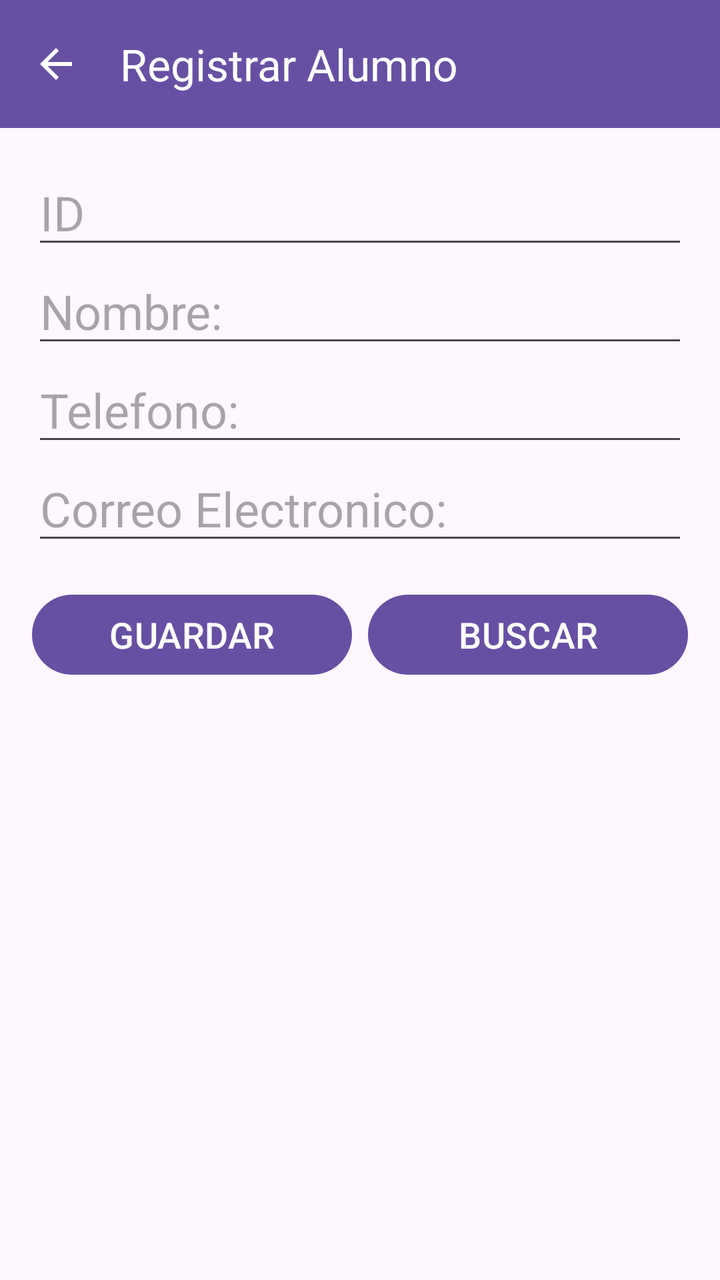
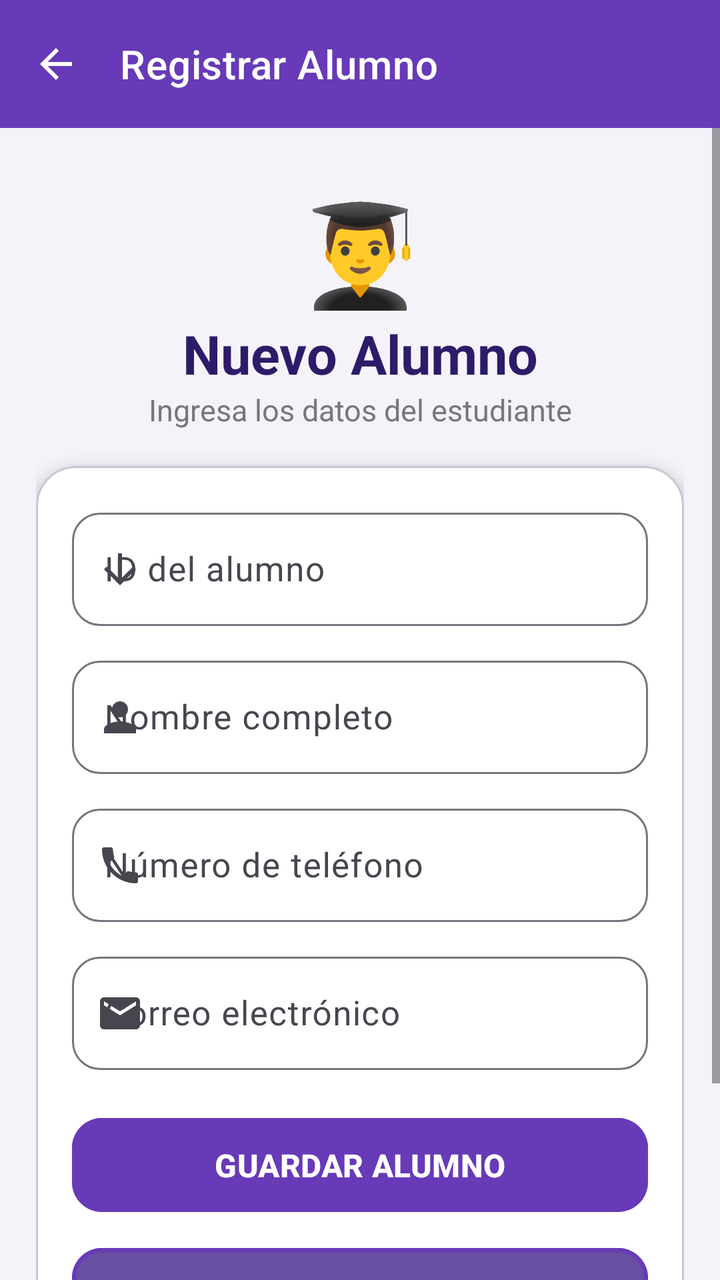

Before-and-after screenshots of an Android layout around one commit, followed by the original layout XML and the change that was made.
<!-- AndroidManifest.xml: application theme Theme.AppMantenimientoAlumno -->
<!-- res/layout/activity_nuevo.xml -->
<?xml version="1.0" encoding="utf-8"?>
<LinearLayout xmlns:android="http://schemas.android.com/apk/res/android"
    xmlns:app="http://schemas.android.com/apk/res-auto"
    xmlns:tools="http://schemas.android.com/tools"
    android:id="@+id/main"
    android:layout_width="match_parent"
    android:layout_height="match_parent"
    android:orientation="vertical"
    tools:context=".NuevoActivity">

    <com.google.android.material.appbar.MaterialToolbar
        android:id="@+id/toolbar"
        android:layout_width="match_parent"
        android:layout_height="?attr/actionBarSize"
        android:background="?attr/colorPrimary"
        app:navigationIcon="@drawable/ic_arrow_back"
        app:title="Registrar Alumno"
        app:titleTextColor="@android:color/white" />

    <LinearLayout
        android:layout_width="match_parent"
        android:layout_height="match_parent"
        android:orientation="vertical"
        android:padding="16dp">

        <EditText
            android:id="@+id/txtId"
            android:layout_width="match_parent"
            android:layout_height="wrap_content"
            android:ems="10"
            android:hint="ID"
            android:inputType="number"
            android:enabled="true"
            android:textSize="24sp" />

        <EditText
            android:id="@+id/txtNombre"
            android:layout_width="match_parent"
            android:layout_height="wrap_content"
            android:ems="10"
            android:hint="@string/hint_nombre"
            android:inputType="text"
            android:textSize="24sp" />

        <EditText
            android:id="@+id/txtTelefono"
            android:layout_width="match_parent"
            android:layout_height="wrap_content"
            android:hint="@string/hint_telefono"
            android:ems="10"
            android:inputType="phone"
            android:textSize="24sp" />

        <EditText
            android:id="@+id/txtCorreoElectronico"
            android:layout_width="match_parent"
            android:layout_height="wrap_content"
            android:hint="@string/hint_correo_electronico"
            android:ems="10"
            android:inputType="textEmailAddress"
            android:textSize="24sp" />

        <LinearLayout
            android:layout_width="match_parent"
            android:layout_height="wrap_content"
            android:orientation="horizontal"
            android:layout_marginTop="16dp">

            <Button
                android:id="@+id/btnGuarda"
                android:layout_width="0dp"
                android:layout_height="wrap_content"
                android:layout_weight="1"
                android:text="GUARDAR"
                android:textSize="18sp" />

            <Button
                android:id="@+id/btnBuscar"
                android:layout_width="0dp"
                android:layout_height="wrap_content"
                android:layout_weight="1"
                android:text="BUSCAR"
                android:textSize="18sp"
                android:layout_marginStart="8dp" />

        </LinearLayout>

    </LinearLayout>

</LinearLayout>
<!-- resources referenced by this layout -->
<resources>
  <!-- drawable ic_arrow_back (drawable) -->
  <vector xmlns:android="http://schemas.android.com/apk/res/android"
      android:width="24dp"
      android:height="24dp"
      android:viewportWidth="24"
      android:viewportHeight="24">
      <path
          android:fillColor="#FFFFFFFF"
          android:pathData="M20,11H7.83l5.59,-5.59L12,4l-8,8 8,8 1.41,-1.41L7.83,13H20v-2z" />
  </vector>
  <string name="hint_correo_electronico">Correo Electronico:</string>
  <string name="hint_nombre">Nombre:</string>
  <string name="hint_telefono">Telefono:</string>
  <style name="Theme.AppMantenimientoAlumno" parent="Base.Theme.AppMantenimientoAlumno" />
  <style name="Base.Theme.AppMantenimientoAlumno" parent="Theme.Material3.DayNight.NoActionBar">
          
          
      </style>
</resources>

<!-- the commit's change to res/layout/activity_nuevo.xml (unified diff, before → after) -->
@@ -6,85 +6,208 @@
     android:layout_width="match_parent"
     android:layout_height="match_parent"
     android:orientation="vertical"
+    android:background="#F5F3FA"
     tools:context=".NuevoActivity">
 
+    
     <com.google.android.material.appbar.MaterialToolbar
         android:id="@+id/toolbar"
         android:layout_width="match_parent"
         android:layout_height="?attr/actionBarSize"
-        android:background="?attr/colorPrimary"
+        android:background="#673AB7"
         app:navigationIcon="@drawable/ic_arrow_back"
         app:title="Registrar Alumno"
-        app:titleTextColor="@android:color/white" />
-
-    <LinearLayout
+        app:titleTextColor="@android:color/white"
+        app:titleTextAppearance="@style/TextAppearance.MaterialComponents.Headline6"/>
+
+    <ScrollView
         android:layout_width="match_parent"
         android:layout_height="match_parent"
-        android:orientation="vertical"
-        android:padding="16dp">
-
-        <EditText
-            android:id="@+id/txtId"
-            android:layout_width="match_parent"
-            android:layout_height="wrap_content"
-            android:ems="10"
-            android:hint="ID"
-            android:inputType="number"
-            android:enabled="true"
-            android:textSize="24sp" />
-
-        <EditText
-            android:id="@+id/txtNombre"
-            android:layout_width="match_parent"
-            android:layout_height="wrap_content"
-            android:ems="10"
-            android:hint="@string/hint_nombre"
-            android:inputType="text"
-            android:textSize="24sp" />
-
-        <EditText
-            android:id="@+id/txtTelefono"
-            android:layout_width="match_parent"
-            android:layout_height="wrap_content"
-            android:hint="@string/hint_telefono"
-            android:ems="10"
-            android:inputType="phone"
-            android:textSize="24sp" />
-
-        <EditText
-            android:id="@+id/txtCorreoElectronico"
-            android:layout_width="match_parent"
-            android:layout_height="wrap_content"
-            android:hint="@string/hint_correo_electronico"
-            android:ems="10"
-            android:inputType="textEmailAddress"
-            android:textSize="24sp" />
+        android:fillViewport="true">
 
         <LinearLayout
             android:layout_width="match_parent"
             android:layout_height="wrap_content"
-            android:orientation="horizontal"
-            android:layout_marginTop="16dp">
-
-            <Button
-                android:id="@+id/btnGuarda"
-                android:layout_width="0dp"
-                android:layout_height="wrap_content"
-                android:layout_weight="1"
-                android:text="GUARDAR"
-                android:textSize="18sp" />
-
-            <Button
-                android:id="@+id/btnBuscar"
-                android:layout_width="0dp"
-                android:layout_height="wrap_content"
-                android:layout_weight="1"
-                android:text="BUSCAR"
-                android:textSize="18sp"
-                android:layout_marginStart="8dp" />
+            android:orientation="vertical"
+            android:padding="18dp">
+
+            
+            <TextView
+                android:layout_width="match_parent"
+                android:layout_height="wrap_content"
+                android:text="👨‍🎓"
+                android:textSize="50sp"
+                android:gravity="center"
+                android:layout_marginTop="10dp"/>
+
+            <TextView
+                android:layout_width="match_parent"
+                android:layout_height="wrap_content"
+                android:text="Nuevo Alumno"
+                android:textSize="27sp"
+                android:textStyle="bold"
+                android:textColor="#2D1B69"
+                android:gravity="center"/>
+
+            <TextView
+                android:layout_width="match_parent"
+                android:layout_height="wrap_content"
+                android:text="Ingresa los datos del estudiante"
+                android:textSize="15sp"
+                android:textColor="#777777"
+                android:gravity="center"
+                android:layout_marginBottom="18dp"/>
+
+
+            
+            <com.google.android.material.card.MaterialCardView
+                android:layout_width="match_parent"
+                android:layout_height="wrap_content"
+                app:cardCornerRadius="20dp"
+                app:cardElevation="5dp"
+                app:cardBackgroundColor="@android:color/white">
+
+                <LinearLayout
+                    android:layout_width="match_parent"
+                    android:layout_height="wrap_content"
+                    android:orientation="vertical"
+                    android:padding="18dp">
+
+                    
+                    <com.google.android.material.textfield.TextInputLayout
+                        android:layout_width="match_parent"
+                        android:layout_height="wrap_content"
+                        android:hint="ID del alumno"
+                        android:layout_marginBottom="12dp"
+                        app:startIconDrawable="@drawable/ic_id"
+                        app:boxBackgroundMode="outline"
+                        app:boxCornerRadiusTopStart="14dp"
+                        app:boxCornerRadiusTopEnd="14dp"
+                        app:boxCornerRadiusBottomStart="14dp"
+                        app:boxCornerRadiusBottomEnd="14dp">
+
+                        <com.google.android.material.textfield.TextInputEditText
+                            android:id="@+id/txtId"
+                            android:layout_width="match_parent"
+                            android:layout_height="wrap_content"
+                            android:inputType="number"
+                            android:textSize="17sp"/>
+
+                    </com.google.android.material.textfield.TextInputLayout>
+
+
+                    
+                    <com.google.android.material.textfield.TextInputLayout
+                        android:layout_width="match_parent"
+                        android:layout_height="wrap_content"
+                        android:hint="Nombre completo"
+                        android:layout_marginBottom="12dp"
+                        app:startIconDrawable="@drawable/ic_person"
+                        app:boxBackgroundMode="outline"
+                        app:boxCornerRadiusTopStart="14dp"
+                        app:boxCornerRadiusTopEnd="14dp"
+                        app:boxCornerRadiusBottomStart="14dp"
+                        app:boxCornerRadiusBottomEnd="14dp">
+
+                        <com.google.android.material.textfield.TextInputEditText
+                            android:id="@+id/txtNombre"
+                            android:layout_width="match_parent"
+                            android:layout_height="wrap_content"
+                            android:inputType="textPersonName"
+                            android:textSize="17sp"/>
+
+                    </com.google.android.material.textfield.TextInputLayout>
+
+
+                    
+                    <com.google.android.material.textfield.TextInputLayout
+                        android:layout_width="match_parent"
+                        android:layout_height="wrap_content"
+                        android:hint="Número de teléfono"
+                        android:layout_marginBottom="12dp"
+                        app:startIconDrawable="@drawable/ic_phone"
+                        app:boxBackgroundMode="outline"
+                        app:boxCornerRadiusTopStart="14dp"
+                        app:boxCornerRadiusTopEnd="14dp"
+                        app:boxCornerRadiusBottomStart="14dp"
+                        app:boxCornerRadiusBottomEnd="14dp">
+
+                        <com.google.android.material.textfield.TextInputEditText
+                            android:id="@+id/txtTelefono"
+                            android:layout_width="match_parent"
+                            android:layout_height="wrap_content"
+                            android:inputType="phone"
+                            android:textSize="17sp"/>
+
+                    </com.google.android.material.textfield.TextInputLayout>
+
+
+                    
+                    <com.google.android.material.textfield.TextInputLayout
+                        android:layout_width="match_parent"
+                        android:layout_height="wrap_content"
+                        android:hint="Correo electrónico"
+                        android:layout_marginBottom="20dp"
+                        app:startIconDrawable="@drawable/ic_email"
+                        app:boxBackgroundMode="outline"
+                        app:boxCornerRadiusTopStart="14dp"
+                        app:boxCornerRadiusTopEnd="14dp"
+                        app:boxCornerRadiusBottomStart="14dp"
+                        app:boxCornerRadiusBottomEnd="14dp">
+
+                        <com.google.android.material.textfield.TextInputEditText
+                            android:id="@+id/txtCorreoElectronico"
+                            android:layout_width="match_parent"
+                            android:layout_height="wrap_content"
+                            android:inputType="textEmailAddress"
+                            android:textSize="17sp"/>
+
+                    </com.google.android.material.textfield.TextInputLayout>
+
+
+                    
+                    <com.google.android.material.button.MaterialButton
+                        android:id="@+id/btnGuarda"
+                        android:layout_width="match_parent"
+                        android:layout_height="55dp"
+                        android:text="GUARDAR ALUMNO"
+                        android:textSize="16sp"
+                        android:textStyle="bold"
+                        android:textColor="@android:color/white"
+                        android:backgroundTint="#673AB7"
+                        app:cornerRadius="15dp"
+                        android:elevation="4dp"/>
+
+                    <com.google.android.material.button.MaterialButton
+                        android:id="@+id/btnBuscar"
+                        android:layout_width="match_parent"
+                        android:layout_height="55dp"
+                        android:layout_marginTop="10dp"
+                        android:text="BUSCAR ALUMNO"
+                        android:textSize="16sp"
+                        android:textStyle="bold"
+                        android:textColor="#673AB7"
+                        app:strokeColor="#673AB7"
+                        app:strokeWidth="2dp"
+                        app:cornerRadius="15dp"/>
+
+                </LinearLayout>
+
+            </com.google.android.material.card.MaterialCardView>
+
+            
+            <TextView
+                android:layout_width="match_parent"
+                android:layout_height="wrap_content"
+                android:text="Los datos serán guardados de forma segura"
+                android:textSize="13sp"
+                android:textColor="#888888"
+                android:gravity="center"
+                android:layout_marginTop="15dp"
+                android:layout_marginBottom="15dp"/>
 
         </LinearLayout>
 
-    </LinearLayout>
+    </ScrollView>
 
 </LinearLayout>
<!-- resource entries referenced after the edit -->
@@ -10,9 +10,46 @@
           android:fillColor="#FFFFFFFF"
           android:pathData="M20,11H7.83l5.59,-5.59L12,4l-8,8 8,8 1.41,-1.41L7.83,13H20v-2z" />
   </vector>
-  <string name="hint_correo_electronico">Correo Electronico:</string>
-  <string name="hint_nombre">Nombre:</string>
-  <string name="hint_telefono">Telefono:</string>
+  <!-- drawable ic_email (drawable) -->
+  <vector xmlns:android="http://schemas.android.com/apk/res/android"
+      android:width="24dp"
+      android:height="24dp"
+      android:viewportWidth="24"
+      android:viewportHeight="24">
+      <path
+          android:fillColor="#757575"
+          android:pathData="M20,4H4c-1.1,0 -1.99,0.9 -1.99,2L2,18c0,1.1 0.9,2 2,2h16c1.1,0 2,-0.9 2,-2V6c0,-1.1 -0.9,-2 -2,-2zM20,8l-8,5 -8,-5V6l8,5 8,-5v2z" />
+  </vector>
+  <!-- drawable ic_id (drawable) -->
+  <vector xmlns:android="http://schemas.android.com/apk/res/android"
+      android:width="24dp"
+      android:height="24dp"
+      android:viewportWidth="24"
+      android:viewportHeight="24">
+      <path
+          android:fillColor="#757575"
+          android:pathData="M20,12l-1.41,-1.41L13,16.17V4h-2v12.17l-5.58,-5.59L4,12l8,8 8,-8z" />
+  </vector>
+  <!-- drawable ic_person (drawable) -->
+  <vector xmlns:android="http://schemas.android.com/apk/res/android"
+      android:width="24dp"
+      android:height="24dp"
+      android:viewportWidth="24"
+      android:viewportHeight="24">
+      <path
+          android:fillColor="#757575"
+          android:pathData="M12,12c2.21,0 4,-1.79 4,-4s-1.79,-4 -4,-4 -4,1.79 -4,4 1.79,4 4,4zM12,14c-2.67,0 -8,1.34 -8,4v2h16v-2c0,-2.66 -5.33,-4 -8,-4z" />
+  </vector>
+  <!-- drawable ic_phone (drawable) -->
+  <vector xmlns:android="http://schemas.android.com/apk/res/android"
+      android:width="24dp"
+      android:height="24dp"
+      android:viewportWidth="24"
+      android:viewportHeight="24">
+      <path
+          android:fillColor="#757575"
+          android:pathData="M6.62,10.79c1.44,2.83 3.76,5.14 6.59,6.59l2.2,-2.2c0.27,-0.27 0.67,-0.36 1.02,-0.24 1.12,0.37 2.33,0.57 3.57,0.57 0.55,0 1,0.45 1,1V20c0,0.55 -0.45,1 -1,1 -9.39,0 -17,-7.61 -17,-17 0,-0.55 0.45,-1 1,-1h3.5c0.55,0 1,0.45 1,1 0,1.25 0.2,2.45 0.57,3.57 0.11,0.35 0.03,0.74 -0.25,1.02l-2.2,2.2z" />
+  </vector>
   <style name="Theme.AppMantenimientoAlumno" parent="Base.Theme.AppMantenimientoAlumno" />
   <style name="Base.Theme.AppMantenimientoAlumno" parent="Theme.Material3.DayNight.NoActionBar">
           
